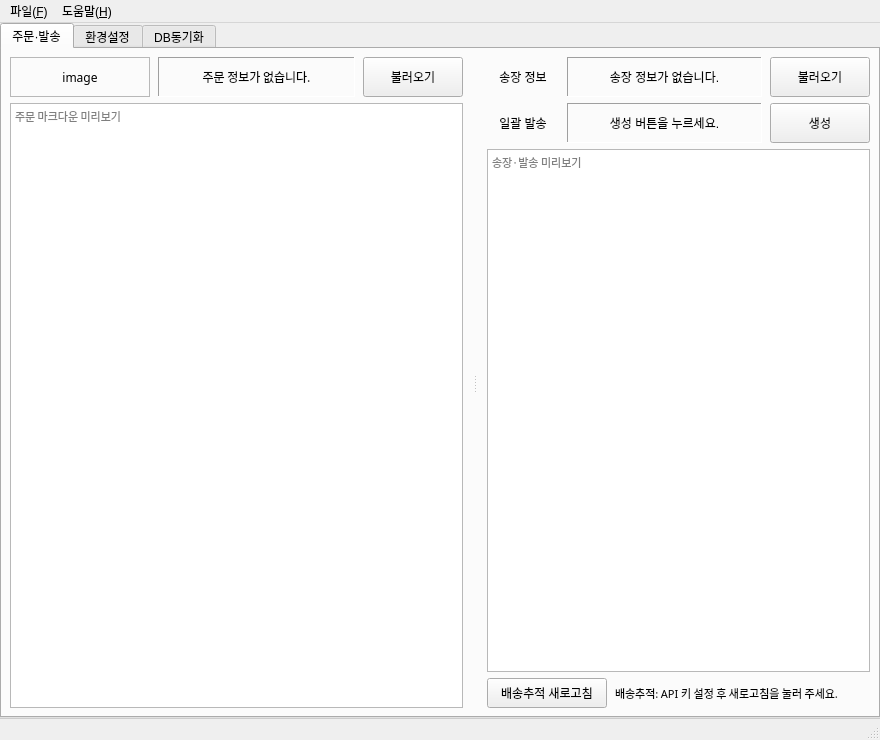
Peanut0711/easy-fulfill, file ui/main_window.ui: the form before one commit.
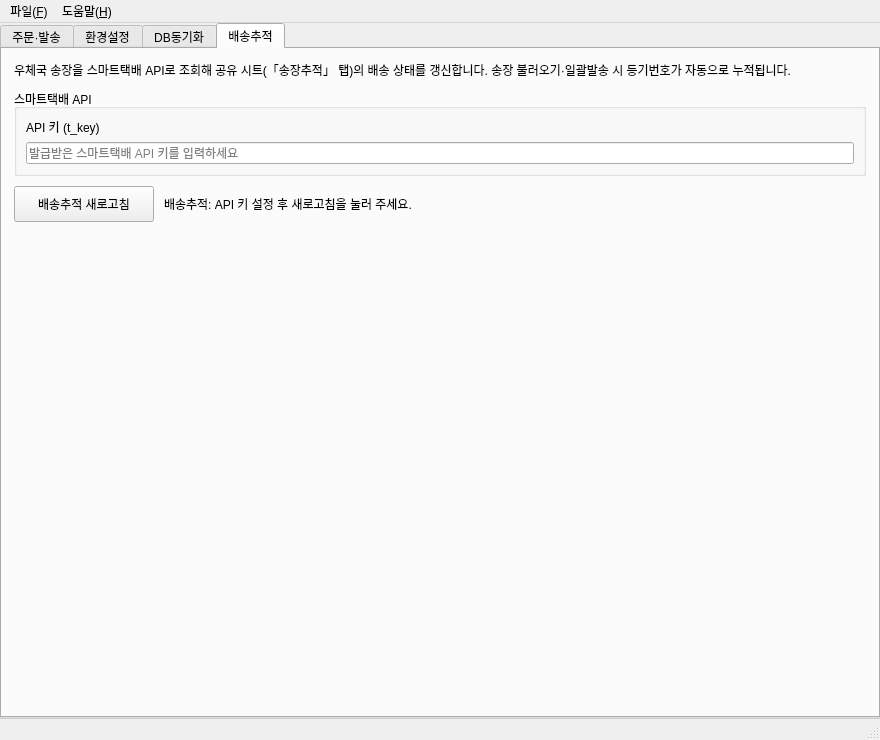
The form after the commit. The open tabs and pages were chosen to show the change.

Commit message:
fix(ui): 배송추적 API키·새로고침을 전용 「배송추적」 탭으로 이동
- 환경설정 탭에서 주소검색 영역과 겹치던 배송추적 API 그룹 제거
- 주문·발송 탭의 애매한 새로고침 버튼/요약 행 제거
- 새 「배송추적」 탭(QVBoxLayout) 신설: API 키 입력 + 새로고침 버튼 + 요약
- 위젯 objectName 유지로 기존 시그널 연결·키 저장 로직 변경 없음

Patch:
```diff
--- a/ui/main_window.ui
+++ b/ui/main_window.ui
@@ -405,51 +405,6 @@
               </property>
              </widget>
             </item>
-            <item>
-             <layout class="QHBoxLayout" name="horizontalLayout_tracking_row">
-              <property name="spacing">
-               <number>8</number>
-              </property>
-              <item>
-               <widget class="QPushButton" name="pushButton_refresh_tracking">
-                <property name="minimumSize">
-                 <size>
-                  <width>120</width>
-                  <height>30</height>
-                 </size>
-                </property>
-                <property name="text">
-                 <string>배송추적 새로고침</string>
-                </property>
-                <property name="toolTip">
-                 <string>공유 시트의 미완료 송장을 스마트택배로 조회해 배송 상태를 갱신합니다.</string>
-                </property>
-               </widget>
-              </item>
-              <item>
-               <widget class="QLabel" name="label_tracking_summary">
-                <property name="sizePolicy">
-                 <sizepolicy hsizetype="Expanding" vsizetype="Preferred">
-                  <horstretch>1</horstretch>
-                  <verstretch>0</verstretch>
-                 </sizepolicy>
-                </property>
-                <property name="font">
-                 <font>
-                  <family>맑은 고딕</family>
-                  <pointsize>8</pointsize>
-                 </font>
-                </property>
-                <property name="text">
-                 <string>배송추적: API 키 설정 후 새로고침을 눌러 주세요.</string>
-                </property>
-                <property name="wordWrap">
-                 <bool>true</bool>
-                </property>
-               </widget>
-              </item>
-             </layout>
-            </item>
            </layout>
           </widget>
          </widget>
@@ -460,67 +415,6 @@
        <attribute name="title">
         <string>환경설정</string>
        </attribute>
-       <widget class="QGroupBox" name="groupBox_tracking_api">
-        <property name="geometry">
-         <rect>
-          <x>30</x>
-          <y>238</y>
-          <width>341</width>
-          <height>120</height>
-         </rect>
-        </property>
-        <property name="title">
-         <string>배송추적 (스마트택배 API)</string>
-        </property>
-        <widget class="QLabel" name="label_sweettracker_key">
-         <property name="geometry">
-          <rect>
-           <x>16</x>
-           <y>28</y>
-           <width>305</width>
-           <height>16</height>
-          </rect>
-         </property>
-         <property name="text">
-          <string>스마트택배 API 키 (t_key)</string>
-         </property>
-        </widget>
-        <widget class="QLineEdit" name="lineEdit_sweettracker_key">
-         <property name="geometry">
-          <rect>
-           <x>16</x>
-           <y>50</y>
-           <width>305</width>
-           <height>24</height>
-          </rect>
-         </property>
-         <property name="placeholderText">
-          <string>발급받은 API 키를 입력하세요</string>
-         </property>
-        </widget>
-        <widget class="QLabel" name="label_sweettracker_hint">
-         <property name="geometry">
-          <rect>
-           <x>16</x>
-           <y>82</y>
-           <width>305</width>
-           <height>32</height>
-          </rect>
-         </property>
-         <property name="font">
-          <font>
-           <family>맑은 고딕</family>
-           <pointsize>8</pointsize>
-          </font>
-         </property>
-         <property name="text">
-          <string>「주문·발송」 탭의 「배송추적 새로고침」으로 공유 시트의 우체국 배송 상태를 갱신합니다.</string>
-         </property>
-         <property name="wordWrap">
-          <bool>true</bool>
-         </property>
-        </widget>
-       </widget>
        <widget class="QGroupBox" name="groupBox_order_index">
         <property name="geometry">
          <rect>
@@ -1390,6 +1284,122 @@
         </item>
        </layout>
       </widget>
+      <widget class="QWidget" name="tab_tracking">
+       <attribute name="title">
+        <string>배송추적</string>
+       </attribute>
+       <layout class="QVBoxLayout" name="verticalLayout_tracking">
+        <property name="spacing">
+         <number>10</number>
+        </property>
+        <property name="leftMargin">
+         <number>12</number>
+        </property>
+        <property name="topMargin">
+         <number>12</number>
+        </property>
+        <property name="rightMargin">
+         <number>12</number>
+        </property>
+        <property name="bottomMargin">
+         <number>12</number>
+        </property>
+        <item>
+         <widget class="QLabel" name="label_tracking_intro">
+          <property name="text">
+           <string>우체국 송장을 스마트택배 API로 조회해 공유 시트(「송장추적」 탭)의 배송 상태를 갱신합니다. 송장 불러오기·일괄발송 시 등기번호가 자동으로 누적됩니다.</string>
+          </property>
+          <property name="wordWrap">
+           <bool>true</bool>
+          </property>
+         </widget>
+        </item>
+        <item>
+         <widget class="QGroupBox" name="groupBox_tracking_api">
+          <property name="title">
+           <string>스마트택배 API</string>
+          </property>
+          <layout class="QVBoxLayout" name="verticalLayout_tracking_api">
+           <property name="spacing">
+            <number>6</number>
+           </property>
+           <item>
+            <widget class="QLabel" name="label_sweettracker_key">
+             <property name="text">
+              <string>API 키 (t_key)</string>
+             </property>
+            </widget>
+           </item>
+           <item>
+            <widget class="QLineEdit" name="lineEdit_sweettracker_key">
+             <property name="placeholderText">
+              <string>발급받은 스마트택배 API 키를 입력하세요</string>
+             </property>
+            </widget>
+           </item>
+          </layout>
+         </widget>
+        </item>
+        <item>
+         <layout class="QHBoxLayout" name="horizontalLayout_tracking_actions">
+          <property name="spacing">
+           <number>10</number>
+          </property>
+          <item>
+           <widget class="QPushButton" name="pushButton_refresh_tracking">
+            <property name="minimumSize">
+             <size>
+              <width>140</width>
+              <height>36</height>
+             </size>
+            </property>
+            <property name="maximumSize">
+             <size>
+              <width>180</width>
+              <height>16777215</height>
+             </size>
+            </property>
+            <property name="text">
+             <string>배송추적 새로고침</string>
+            </property>
+            <property name="toolTip">
+             <string>공유 시트의 미완료 송장을 스마트택배로 조회해 배송 상태를 갱신합니다.</string>
+            </property>
+           </widget>
+          </item>
+          <item>
+           <widget class="QLabel" name="label_tracking_summary">
+            <property name="sizePolicy">
+             <sizepolicy hsizetype="Expanding" vsizetype="Preferred">
+              <horstretch>1</horstretch>
+              <verstretch>0</verstretch>
+             </sizepolicy>
+            </property>
+            <property name="text">
+             <string>배송추적: API 키 설정 후 새로고침을 눌러 주세요.</string>
+            </property>
+            <property name="wordWrap">
+             <bool>true</bool>
+            </property>
+           </widget>
+          </item>
+         </layout>
+        </item>
+        <item>
+         <spacer name="verticalSpacer_tracking">
+          <property name="orientation">
+           <enum>Qt::Orientation::Vertical</enum>
+          </property>
+          <property name="sizeHint" stdset="0">
+           <size>
+            <width>0</width>
+            <height>0</height>
+           </size>
+          </property>
+         </spacer>
+        </item>
+       </layout>
+      </widget>
      </widget>
     </item>
    </layout>
```
